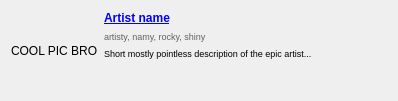
jnetterf/hathor, file hartistbox.ui: the form before one commit.
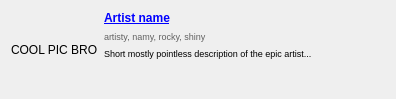
The form after the commit.

What changed in the file:
```diff
--- a/hartistbox.ui
+++ b/hartistbox.ui
@@ -6,8 +6,8 @@
    <rect>
     <x>0</x>
     <y>0</y>
-    <width>398</width>
-    <height>101</height>
+    <width>396</width>
+    <height>99</height>
    </rect>
   </property>
   <property name="windowTitle">
@@ -16,6 +16,12 @@
   <layout class="QGridLayout" name="gridLayout">
    <item row="0" column="1">
     <widget class="QLabel" name="label_artistName">
+     <property name="maximumSize">
+      <size>
+       <width>290</width>
+       <height>16777215</height>
+      </size>
+     </property>
      <property name="font">
       <font>
        <weight>75</weight>
@@ -81,6 +87,12 @@
    </item>
    <item row="2" column="1">
     <widget class="QLabel" name="label_desc">
+     <property name="sizePolicy">
+      <sizepolicy hsizetype="Preferred" vsizetype="Fixed">
+       <horstretch>0</horstretch>
+       <verstretch>0</verstretch>
+      </sizepolicy>
+     </property>
      <property name="font">
       <font>
        <pointsize>7</pointsize>
```
